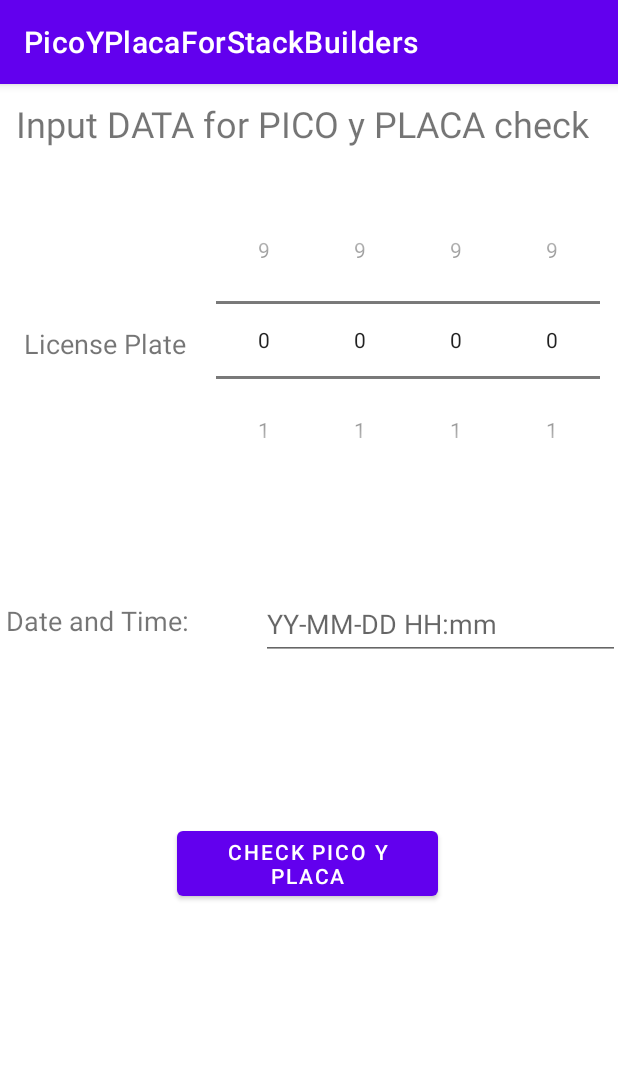
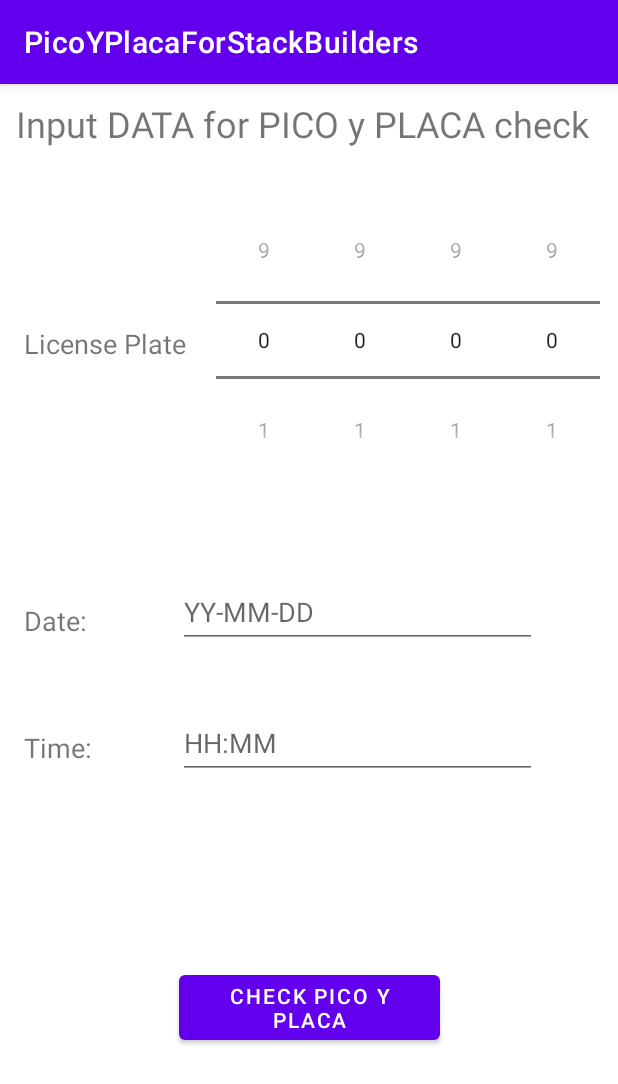
Before and after one commit to dxmatheu/PicoYPlaca, an Android app: the screen it shows after launch (MainActivity), on a phone screen of 412 x 824 dp. Shown: the top 1084 px of the screen. Run offline under Robolectric (Android 15) with nearby library versions, the phone set to English and light mode, and no system bars.

Commit message:
Separation of the input areas for date and time so date can be input as a string as the mail requirement. Here a new branch begins to fulfill that specific requirement.

```diff
--- a/app/src/main/java/com/example/picoyplacaforstackbuilders/MainActivity.java
+++ b/app/src/main/java/com/example/picoyplacaforstackbuilders/MainActivity.java
@@ -21,9 +21,10 @@ import java.util.Calendar;
 
 public class MainActivity extends AppCompatActivity {
 
-    EditText DateAndTime;
+    EditText TimeET;
+    EditText DateET;
     Button CheckBtn;
-    private LicensePlateAndDateInfo LPAndDateInfo = LicensePlateAndDateInfo.getInstance();
+    private final LicensePlateAndDateInfo LPAndDateInfo = LicensePlateAndDateInfo.getInstance();
 
     @Override
     protected void onCreate(Bundle savedInstanceState) {
@@ -73,13 +74,13 @@ public class MainActivity extends AppCompatActivity {
             }
         });
 
-        DateAndTime = findViewById(R.id.DateAndTimeET);
-        DateAndTime.setInputType(InputType.TYPE_NULL);
+        TimeET = findViewById(R.id.TimeET);
+        TimeET.setInputType(InputType.TYPE_NULL);
 
-        DateAndTime.setOnClickListener(new View.OnClickListener() {
+        TimeET.setOnClickListener(new View.OnClickListener() {
             @Override
             public void onClick(View v) {
-                ShowDateTimeDialog(DateAndTime);
+                ShowTimeDialog(TimeET);
             }
         });
 
@@ -98,15 +99,8 @@ public class MainActivity extends AppCompatActivity {
 
     }
 
-    private void ShowDateTimeDialog(EditText dateAndTime) {
+    private void ShowTimeDialog(EditText TimeET) {
         final Calendar calendar = Calendar.getInstance();
-        DatePickerDialog.OnDateSetListener dateSetListener = new DatePickerDialog.OnDateSetListener() {
-            @Override
-            public void onDateSet(DatePicker view, int year, int month, int dayOfMonth) {
-                calendar.set(Calendar.YEAR,year);
-                calendar.set(Calendar.MONTH,month);
-                calendar.set(Calendar.DAY_OF_MONTH,dayOfMonth);
-                LPAndDateInfo.setDayOfWeek(calendar.get(Calendar.DAY_OF_WEEK));
 
         TimePickerDialog.OnTimeSetListener timeSetListener = new TimePickerDialog.OnTimeSetListener() {
             @Override
@@ -116,21 +110,14 @@ public class MainActivity extends AppCompatActivity {
                 calendar.set(Calendar.MINUTE,minute);
                 LPAndDateInfo.setMinute(calendar.get(Calendar.MINUTE));
 
-                        SimpleDateFormat dateFormat = new SimpleDateFormat("yy-MM-dd HH:mm");
-
-                        DateAndTime.setText(dateFormat.format(calendar.getTime()));
+                SimpleDateFormat dateFormat = new SimpleDateFormat("HH:mm");
+                TimeET.setText(dateFormat.format(calendar.getTime()));
 
             }
         };
 
         new TimePickerDialog(MainActivity.this, timeSetListener,
-                        calendar.get(Calendar.HOUR_OF_DAY), calendar.get(Calendar.MINUTE), false).show();
+                calendar.get(Calendar.HOUR_OF_DAY), calendar.get(Calendar.MINUTE),
+                        false).show();
     }
-        };
-
-        new DatePickerDialog(MainActivity.this, dateSetListener,
-                calendar.get(Calendar.YEAR),calendar.get(Calendar.MONTH),calendar.get(Calendar.DAY_OF_MONTH)).show();
-
 }
-
-}
--- a/app/src/main/res/layout/activity_main.xml
+++ b/app/src/main/res/layout/activity_main.xml
@@ -62,36 +62,58 @@
         app:layout_constraintTop_toBottomOf="@+id/textView2" />
 
     <TextView
-        android:id="@+id/DateAndTimePrompt"
+        android:id="@+id/DatePrompt"
         android:layout_width="wrap_content"
         android:layout_height="wrap_content"
-        android:layout_marginStart="4dp"
+        android:layout_marginStart="16dp"
         android:layout_marginTop="160dp"
-        android:text="Date and Time:"
+        android:text="Date:"
         android:textSize="18sp"
         app:layout_constraintStart_toStartOf="parent"
         app:layout_constraintTop_toBottomOf="@+id/LicensePlateTV" />
 
     <EditText
-        android:id="@+id/DateAndTimeET"
+        android:id="@+id/TimeET"
         android:layout_width="239dp"
         android:layout_height="47dp"
-        android:layout_marginStart="48dp"
-        android:layout_marginTop="76dp"
-        android:hint="YY-MM-DD HH:mm"
-        app:layout_constraintStart_toEndOf="@+id/DateAndTimePrompt"
-        app:layout_constraintTop_toBottomOf="@+id/LicenseDigit3" />
+        android:layout_marginTop="40dp"
+        android:hint="HH:MM"
+        app:layout_constraintEnd_toEndOf="parent"
+        app:layout_constraintHorizontal_bias="0.517"
+        app:layout_constraintStart_toEndOf="@+id/TimePrompt"
+        app:layout_constraintTop_toBottomOf="@+id/DateET" />
+
+    <TextView
+        android:id="@+id/TimePrompt"
+        android:layout_width="wrap_content"
+        android:layout_height="wrap_content"
+        android:layout_marginStart="16dp"
+        android:layout_marginTop="60dp"
+        android:text="Time:"
+        android:textSize="18sp"
+        app:layout_constraintStart_toStartOf="parent"
+        app:layout_constraintTop_toBottomOf="@+id/DatePrompt" />
+
+    <EditText
+        android:id="@+id/DateET"
+        android:layout_width="239dp"
+        android:layout_height="47dp"
+        android:layout_marginTop="68dp"
+        android:hint="YY-MM-DD"
+        app:layout_constraintEnd_toEndOf="parent"
+        app:layout_constraintHorizontal_bias="0.53"
+        app:layout_constraintStart_toEndOf="@+id/DatePrompt"
+        app:layout_constraintTop_toBottomOf="@+id/LicenseDigit2" />
 
     <Button
         android:id="@+id/CheckBtn"
         android:layout_width="174dp"
         android:layout_height="55dp"
-        android:layout_marginTop="108dp"
         android:text="Check PICO y PLACA"
+        app:layout_constraintBottom_toBottomOf="parent"
         app:layout_constraintEnd_toEndOf="parent"
-        app:layout_constraintHorizontal_bias="0.497"
         app:layout_constraintStart_toStartOf="parent"
-        app:layout_constraintTop_toBottomOf="@+id/DateAndTimeET" />
+        app:layout_constraintTop_toBottomOf="@+id/TimeET" />
 
 
 </androidx.constraintlayout.widget.ConstraintLayout>
```
Lines whose indentation alone changed are shown as unchanged.
